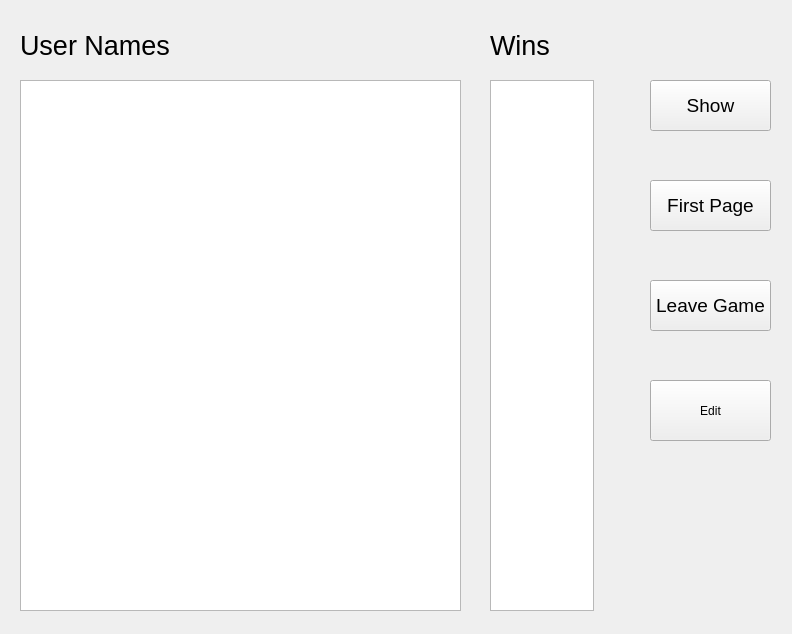
Above: Soduko/leaderboard.ui from UIAP4002-Dr-Mahdavi/mini-project-2-sudoku-Mohammadmx before the change. Below: the same form after it.
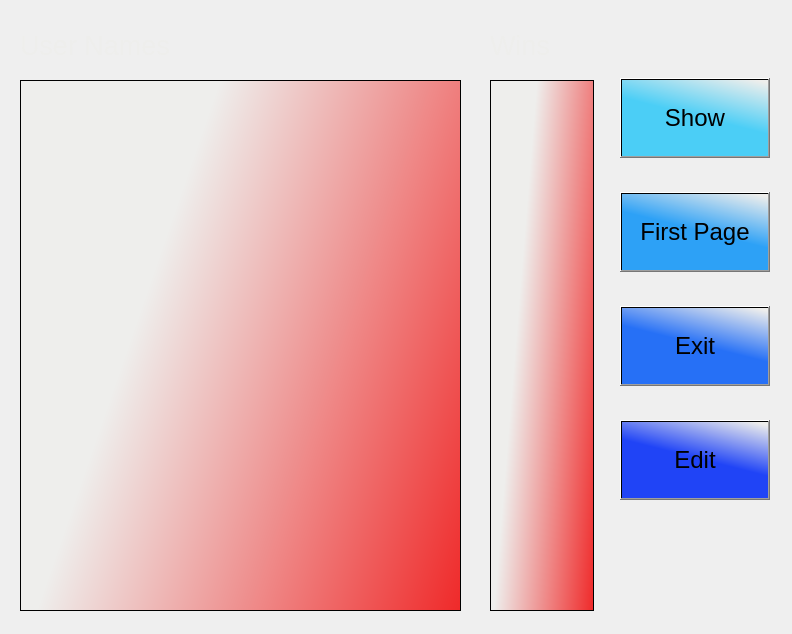
That is the form after the change.

Patch:
```diff
--- a/Soduko/leaderboard.ui
+++ b/Soduko/leaderboard.ui
@@ -13,6 +13,12 @@
   <property name="windowTitle">
    <string>Form</string>
   </property>
+  <property name="styleSheet">
+   <string notr="true">leaderBoard 
+{
+background-color: rgb(50, 50, 50)
+}</string>
+  </property>
   <widget class="QPlainTextEdit" name="lb_names">
    <property name="geometry">
     <rect>
@@ -27,13 +33,16 @@
      <pointsize>16</pointsize>
     </font>
    </property>
+   <property name="styleSheet">
+    <string notr="true">background-color: qlineargradient(spread:pad, x1:1, y1:1, x2:0.179, y2:0.659045, stop:0 rgba(239, 41, 41, 255), stop:1 rgba(238, 238, 236, 255))</string>
+   </property>
   </widget>
   <widget class="QLabel" name="label_names">
    <property name="geometry">
     <rect>
      <x>20</x>
      <y>20</y>
-     <width>231</width>
+     <width>161</width>
      <height>51</height>
     </rect>
    </property>
@@ -42,6 +51,9 @@
      <pointsize>20</pointsize>
     </font>
    </property>
+   <property name="styleSheet">
+    <string notr="true">color: rgb(238, 238, 236);</string>
+   </property>
    <property name="text">
     <string>User Names</string>
    </property>
@@ -51,7 +63,7 @@
     <rect>
      <x>490</x>
      <y>20</y>
-     <width>121</width>
+     <width>71</width>
      <height>51</height>
     </rect>
    </property>
@@ -60,64 +72,13 @@
      <pointsize>20</pointsize>
     </font>
    </property>
+   <property name="styleSheet">
+    <string notr="true">color: rgb(238, 238, 236);</string>
+   </property>
    <property name="text">
     <string>Wins</string>
    </property>
   </widget>
-  <widget class="QPushButton" name="btn_show">
-   <property name="geometry">
-    <rect>
-     <x>650</x>
-     <y>80</y>
-     <width>121</width>
-     <height>51</height>
-    </rect>
-   </property>
-   <property name="font">
-    <font>
-     <pointsize>14</pointsize>
-    </font>
-   </property>
-   <property name="text">
-    <string>Show</string>
-   </property>
-  </widget>
-  <widget class="QPushButton" name="btn_firstpage">
-   <property name="geometry">
-    <rect>
-     <x>650</x>
-     <y>180</y>
-     <width>121</width>
-     <height>51</height>
-    </rect>
-   </property>
-   <property name="font">
-    <font>
-     <pointsize>14</pointsize>
-    </font>
-   </property>
-   <property name="text">
-    <string>First Page</string>
-   </property>
-  </widget>
-  <widget class="QPushButton" name="pushButton_3">
-   <property name="geometry">
-    <rect>
-     <x>650</x>
-     <y>280</y>
-     <width>121</width>
-     <height>51</height>
-    </rect>
-   </property>
-   <property name="font">
-    <font>
-     <pointsize>14</pointsize>
-    </font>
-   </property>
-   <property name="text">
-    <string>Leave Game</string>
-   </property>
-  </widget>
   <widget class="QPlainTextEdit" name="lb_wins">
    <property name="geometry">
     <rect>
@@ -132,19 +93,112 @@
      <pointsize>16</pointsize>
     </font>
    </property>
+   <property name="styleSheet">
+    <string notr="true">background-color: qlineargradient(spread:pad, x1:1, y1:1, x2:0.179, y2:0.659045, stop:0 rgba(239, 41, 41, 255), stop:1 rgba(238, 238, 236, 255))</string>
+   </property>
   </widget>
-  <widget class="QPushButton" name="btn_edit">
+  <widget class="QWidget" name="">
    <property name="geometry">
     <rect>
-     <x>650</x>
-     <y>380</y>
-     <width>121</width>
-     <height>61</height>
+     <x>620</x>
+     <y>50</y>
+     <width>151</width>
+     <height>481</height>
     </rect>
    </property>
-   <property name="text">
-    <string>Edit</string>
-   </property>
+   <layout class="QVBoxLayout" name="verticalLayout">
+    <item>
+     <widget class="QPushButton" name="btn_show">
+      <property name="maximumSize">
+       <size>
+        <width>150</width>
+        <height>80</height>
+       </size>
+      </property>
+      <property name="font">
+       <font>
+        <pointsize>18</pointsize>
+       </font>
+      </property>
+      <property name="styleSheet">
+       <string notr="true">background-color: qlineargradient(spread:pad, x1:0.736, y1:0.585, x2:1, y2:0.04, stop:0 rgba(75, 206, 246, 255), stop:1 rgba(238, 238, 236, 255));
+</string>
+      </property>
+      <property name="text">
+       <string>Show</string>
+      </property>
+     </widget>
+    </item>
+    <item>
+     <widget class="QPushButton" name="btn_firstpage">
+      <property name="maximumSize">
+       <size>
+        <width>150</width>
+        <height>80</height>
+       </size>
+      </property>
+      <property name="font">
+       <font>
+        <pointsize>18</pointsize>
+       </font>
+      </property>
+      <property name="styleSheet">
+       <string notr="true">background-color:qlineargradient(spread:pad, x1:0.736, y1:0.585, x2:1, y2:0.04, stop:0 rgba(45, 161, 246, 255), stop:1 rgba(238, 238, 236, 255))</string>
+      </property>
+      <property name="text">
+       <string>First Page</string>
+      </property>
+     </widget>
+    </item>
+    <item>
+     <widget class="QPushButton" name="pushButton_3">
+      <property name="maximumSize">
+       <size>
+        <width>150</width>
+        <height>80</height>
+       </size>
+      </property>
+      <property name="font">
+       <font>
+        <pointsize>18</pointsize>
+       </font>
+      </property>
+      <property name="styleSheet">
+       <string notr="true">background-color: qlineargradient(spread:pad, x1:0.736, y1:0.585, x2:1, y2:0.04, stop:0 rgba(38, 112, 246, 255), stop:1 rgba(238, 238, 236, 255));</string>
+      </property>
+      <property name="text">
+       <string>Exit</string>
+      </property>
+     </widget>
+    </item>
+    <item>
+     <widget class="QPushButton" name="btn_edit">
+      <property name="sizePolicy">
+       <sizepolicy hsizetype="Minimum" vsizetype="Fixed">
+        <horstretch>160</horstretch>
+        <verstretch>70</verstretch>
+       </sizepolicy>
+      </property>
+      <property name="maximumSize">
+       <size>
+        <width>150</width>
+        <height>80</height>
+       </size>
+      </property>
+      <property name="font">
+       <font>
+        <pointsize>18</pointsize>
+       </font>
+      </property>
+      <property name="styleSheet">
+       <string notr="true">background-color: qlineargradient(spread:pad, x1:0.736, y1:0.585, x2:1, y2:0.04, stop:0 rgba(32, 68, 246, 255), stop:1 rgba(238, 238, 236, 255));</string>
+      </property>
+      <property name="text">
+       <string>Edit</string>
+      </property>
+     </widget>
+    </item>
+   </layout>
   </widget>
  </widget>
  <resources/>
```
